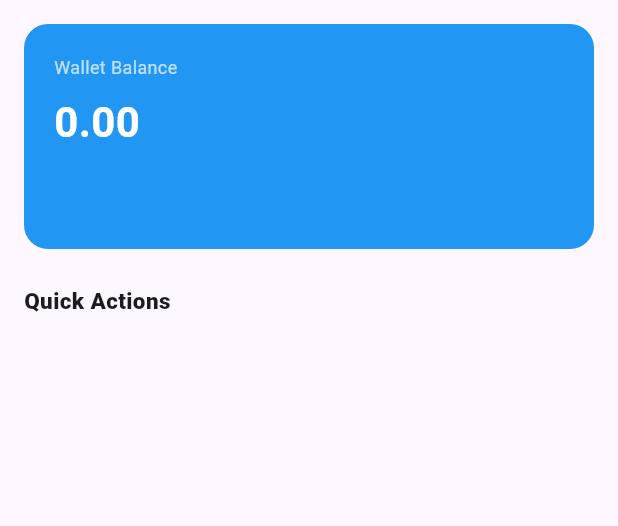
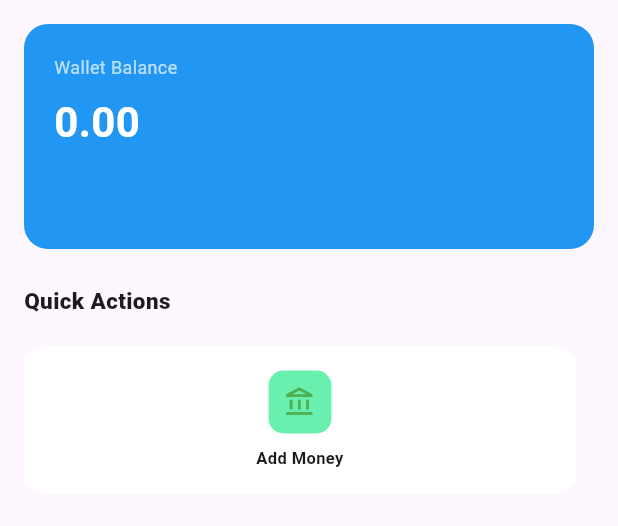
Before and after one commit to bulbul1008/mobile_pay_task, a Flutter app: the screen it shows after launch, on a phone screen of 412 x 824 dp, the part 84-610 px from its top. Run offline on Flutter 3.47's test engine with Material 3 defaults, Android fonts, the phone set to English and light mode, and no system bars; our stand-ins replace go_router.

Commit message:
Add quick action card for add money

```diff
--- a/lib/features/home/presentation/screens/home_screen.dart
+++ b/lib/features/home/presentation/screens/home_screen.dart
@@ -1,6 +1,7 @@
 import 'package:flutter/material.dart';
 import 'package:mobile_pay_task_1/core/widgets/mobile_pay_app_bar.dart';
 import 'package:mobile_pay_task_1/core/widgets/wallet_balance_card.dart';
+import 'package:mobile_pay_task_1/features/home/presentation/widgets/quick_action_card.dart';
 
 class HomeScreen extends StatelessWidget {
   const HomeScreen({super.key});
@@ -18,6 +19,23 @@ class HomeScreen extends StatelessWidget {
             'Quick Actions',
             style: TextStyle(fontWeight: FontWeight.w800, fontSize: 15),
           ),
+          const SizedBox(height: 20,),
+          Row(
+            crossAxisAlignment: CrossAxisAlignment.start,
+            children: [
+              Expanded(
+                child: QuickActionCard(
+                  icon: Icons.account_balance_outlined,
+                  iconColor: Colors.green,
+                  iconBackground: Colors.greenAccent,
+                  label: 'Add Money',
+                  onTap: () {},
+                ),
+              ),
+              const SizedBox(width: 12),
+            ],
+          ),
+
         ],
       ),
     );
--- /dev/null
+++ b/lib/features/home/presentation/widgets/quick_action_card.dart
@@ -0,0 +1,54 @@
+import 'package:flutter/material.dart';
+
+class QuickActionCard extends StatelessWidget {
+  const QuickActionCard({
+    super.key,
+    required this.icon,
+    required this.iconColor,
+    required this.iconBackground,
+    required this.label,
+    required this.onTap,
+  });
+
+  final IconData icon;
+  final Color iconColor;
+  final Color iconBackground;
+  final String label;
+  final VoidCallback onTap;
+
+  @override
+  Widget build(BuildContext context) {
+    return Material(
+      color: Colors.white,
+      borderRadius: BorderRadius.circular(14),
+      child: InkWell(
+        borderRadius: BorderRadius.circular(14),
+        onTap: onTap,
+        child: Padding(
+          padding: const EdgeInsets.symmetric(vertical: 16, horizontal: 8),
+          child: Column(
+            children: [
+              Container(
+                padding: const EdgeInsets.all(10),
+                decoration: BoxDecoration(
+                  color: iconBackground,
+                  borderRadius: BorderRadius.circular(10),
+                ),
+                child: Icon(icon, color: iconColor, size: 22),
+              ),
+              const SizedBox(height: 8),
+              Text(
+                label,
+                textAlign: TextAlign.center,
+                style: const TextStyle(
+                  fontSize: 11,
+                  fontWeight: FontWeight.w600,
+                ),
+              ),
+            ],
+          ),
+        ),
+      ),
+    );
+  }
+}
```
